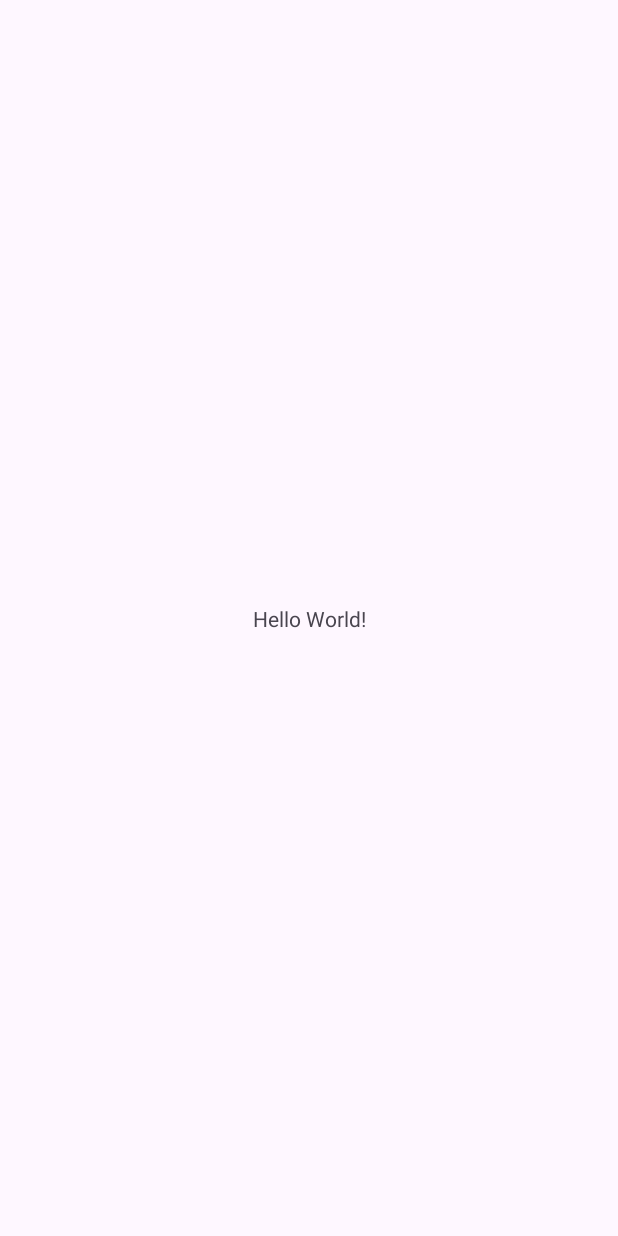
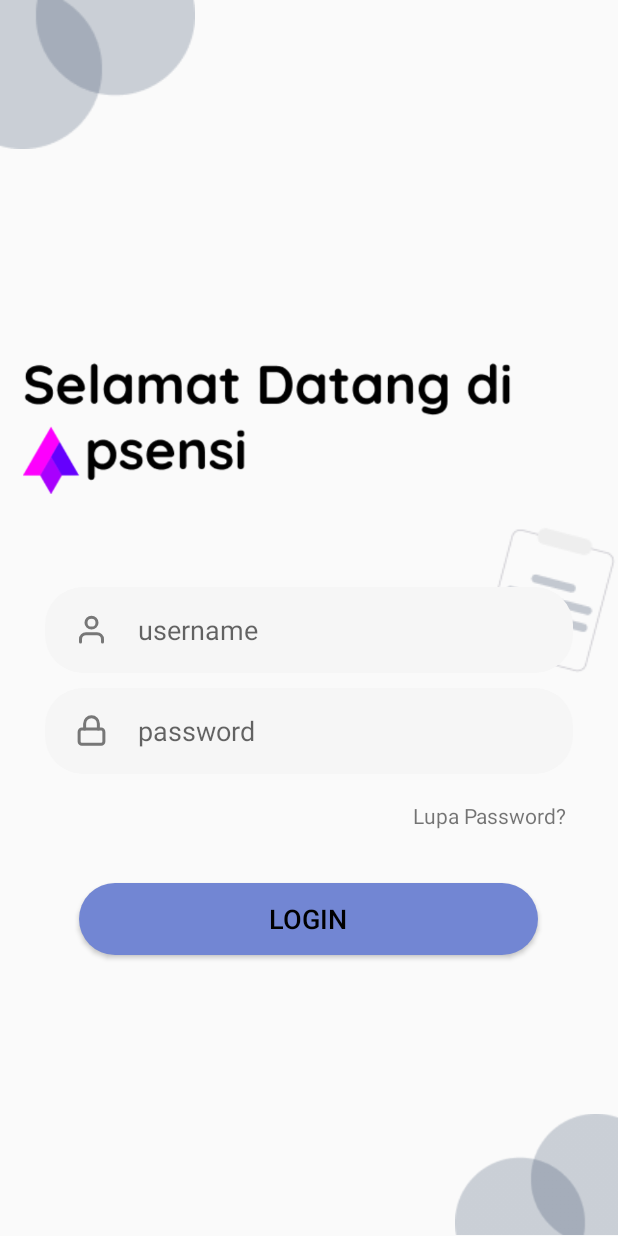
Before and after one commit to three-lab/apsensi-mobile, an Android app: the screen it shows after launch (MainActivity), on a phone screen of 412 x 824 dp. Before the commit the screen is almost empty. Run offline under Robolectric (Android 15) with nearby library versions, the phone set to English and light mode, and no system bars.

Commit message:
add :designLogin

```diff
--- a/app/src/main/java/com/threelab/apsensi/MainActivity.kt
+++ b/app/src/main/java/com/threelab/apsensi/MainActivity.kt
@@ -7,5 +7,6 @@
     override fun onCreate(savedInstanceState: Bundle?) {
         super.onCreate(savedInstanceState)
         setContentView(R.layout.activity_main)
+        supportActionBar?.hide()
     }
 }
--- /dev/null
+++ b/app/src/main/res/drawable/button_shape.xml
@@ -0,0 +1,7 @@
+<?xml version="1.0" encoding="utf-8"?>
+<shape xmlns:android="http://schemas.android.com/apk/res/android">
+
+    <solid android:color="@color/primaryColor"/>
+    <corners android:radius="25dp"/>
+
+</shape>
--- /dev/null
+++ b/app/src/main/res/drawable/lock.xml
@@ -0,0 +1,20 @@
+<vector xmlns:android="http://schemas.android.com/apk/res/android"
+    android:width="22dp"
+    android:height="22dp"
+    android:viewportWidth="22"
+    android:viewportHeight="22">
+  <path
+      android:pathData="M17.417,10.083H4.583C3.571,10.083 2.75,10.904 2.75,11.917V18.333C2.75,19.346 3.571,20.167 4.583,20.167H17.417C18.429,20.167 19.25,19.346 19.25,18.333V11.917C19.25,10.904 18.429,10.083 17.417,10.083Z"
+      android:strokeLineJoin="round"
+      android:strokeWidth="2"
+      android:fillColor="#00000000"
+      android:strokeColor="#777777"
+      android:strokeLineCap="round"/>
+  <path
+      android:pathData="M6.417,10.083V6.417C6.417,5.201 6.9,4.035 7.759,3.176C8.619,2.316 9.784,1.833 11,1.833C12.215,1.833 13.381,2.316 14.241,3.176C15.1,4.035 15.583,5.201 15.583,6.417V10.083"
+      android:strokeLineJoin="round"
+      android:strokeWidth="2"
+      android:fillColor="#00000000"
+      android:strokeColor="#777777"
+      android:strokeLineCap="round"/>
+</vector>
--- /dev/null
+++ b/app/src/main/res/drawable/user.xml
@@ -0,0 +1,20 @@
+<vector xmlns:android="http://schemas.android.com/apk/res/android"
+    android:width="22dp"
+    android:height="22dp"
+    android:viewportWidth="22"
+    android:viewportHeight="22">
+  <path
+      android:pathData="M18.333,19.25V17.417C18.333,16.444 17.947,15.512 17.259,14.824C16.572,14.136 15.639,13.75 14.667,13.75H7.333C6.361,13.75 5.428,14.136 4.741,14.824C4.053,15.512 3.667,16.444 3.667,17.417V19.25"
+      android:strokeLineJoin="round"
+      android:strokeWidth="2"
+      android:fillColor="#00000000"
+      android:strokeColor="#777777"
+      android:strokeLineCap="round"/>
+  <path
+      android:pathData="M11,10.083C13.025,10.083 14.667,8.442 14.667,6.417C14.667,4.392 13.025,2.75 11,2.75C8.975,2.75 7.333,4.392 7.333,6.417C7.333,8.442 8.975,10.083 11,10.083Z"
+      android:strokeLineJoin="round"
+      android:strokeWidth="2"
+      android:fillColor="#00000000"
+      android:strokeColor="#777777"
+      android:strokeLineCap="round"/>
+</vector>
--- a/app/src/main/res/layout/activity_main.xml
+++ b/app/src/main/res/layout/activity_main.xml
@@ -1,18 +1,104 @@
 <?xml version="1.0" encoding="utf-8"?>
-<androidx.constraintlayout.widget.ConstraintLayout xmlns:android="http://schemas.android.com/apk/res/android"
+<RelativeLayout xmlns:android="http://schemas.android.com/apk/res/android"
     xmlns:app="http://schemas.android.com/apk/res-auto"
     xmlns:tools="http://schemas.android.com/tools"
     android:layout_width="match_parent"
     android:layout_height="match_parent"
-    tools:context=".MainActivity">
+    tools:context=".MainActivity"
+    android:backgroundTint="@color/background">
+    >
 
-    <TextView
+    <ImageView
         android:layout_width="wrap_content"
         android:layout_height="wrap_content"
-        android:text="Hello World!"
-        app:layout_constraintBottom_toBottomOf="parent"
-        app:layout_constraintEnd_toEndOf="parent"
-        app:layout_constraintStart_toStartOf="parent"
-        app:layout_constraintTop_toTopOf="parent" />
+        android:src="@drawable/gambar1"
+        android:layout_alignParentTop="true"
+        android:layout_alignParentLeft="true"
+        android:id="@+id/img1"
+        />
 
-</androidx.constraintlayout.widget.ConstraintLayout>
+    <ImageView
+        android:id="@+id/img2"
+        android:layout_width="327dp"
+        android:layout_height="129dp"
+        android:layout_below="@+id/img1"
+        android:layout_alignParentRight="true"
+        android:layout_marginLeft="15dp"
+        android:layout_marginTop="117dp"
+        android:layout_marginRight="69dp"
+        android:src="@drawable/gambar2" />
+
+    <ImageView
+        android:layout_width="wrap_content"
+        android:layout_height="wrap_content"
+        android:src="@drawable/gambar3"
+        android:layout_below="@id/img2"
+        android:layout_alignParentRight="true"
+        />
+
+    <LinearLayout
+        android:layout_width="match_parent"
+        android:layout_height="wrap_content"
+        android:orientation="vertical"
+        android:layout_below="@id/img2"
+        android:padding="30dp"
+        android:id="@+id/ly_1" >
+
+        <EditText
+            android:id="@+id/edit_username"
+            android:layout_width="match_parent"
+            android:layout_height="57dp"
+            android:layout_marginTop="15dp"
+            android:background="@drawable/button_shape"
+            android:backgroundTint="@color/backgroundInt"
+            android:hint="username"
+            android:drawableStart="@drawable/user"
+            android:drawablePadding="20dp"
+            android:paddingLeft="20dp" />
+
+        <EditText
+            android:layout_width="match_parent"
+            android:layout_height="57dp"
+            android:background="@drawable/button_shape"
+            android:layout_marginTop="10dp"
+            android:hint="password"
+            android:paddingLeft="20dp"
+            android:drawableStart="@drawable/lock"
+            android:drawablePadding="20dp"
+            android:backgroundTint="@color/backgroundInt"
+            android:id="@+id/edit_password"/>
+
+        <TextView
+            android:layout_width="wrap_content"
+            android:layout_height="wrap_content"
+            android:layout_below="@+id/edit_password"
+            android:text="Lupa Password?"
+            android:layout_marginTop="18dp"
+            android:layout_marginLeft="245dp"
+            />
+    </LinearLayout>
+
+    <Button
+        android:id="@+id/btn_1"
+        android:layout_width="wrap_content"
+        android:layout_height="wrap_content"
+        android:layout_below="@id/ly_1"
+        android:layout_centerHorizontal="true"
+        android:layout_marginTop="5dp"
+        android:width="306dp"
+        android:background="@drawable/button_shape"
+        android:text="Login"
+        android:textColor="@color/black"
+        android:textSize="18sp" />
+
+    <ImageView
+        android:layout_width="123dp"
+        android:layout_height="118dp"
+        android:layout_alignParentLeft="true"
+        android:layout_alignParentBottom="true"
+        android:layout_marginLeft="303dp"
+        android:layout_marginBottom="-18dp"
+        android:src="@drawable/gambar4" />
+
+
+</RelativeLayout>
--- a/app/src/main/res/values-night/themes.xml
+++ /dev/null
@@ -1,7 +0,0 @@
-<resources xmlns:tools="http://schemas.android.com/tools">
-    <!-- Base application theme. -->
-    <style name="Base.Theme.Apsensi" parent="Theme.Material3.DayNight.NoActionBar">
-        <!-- Customize your dark theme here. -->
-        <!-- <item name="colorPrimary">@color/my_dark_primary</item> -->
-    </style>
-</resources>
--- a/app/src/main/res/values/colors.xml
+++ b/app/src/main/res/values/colors.xml
@@ -2,4 +2,8 @@
 <resources>
     <color name="black">#FF000000</color>
     <color name="white">#FFFFFFFF</color>
+    <color name="primaryColor">#7286D3</color>
+    <color name="background">#FFFFFFFF</color>
+    <color name="backgroundInt">#F6F6F6</color>
+
 </resources>
--- /dev/null
+++ b/app/src/main/res/values/styles.xml
@@ -0,0 +1,12 @@
+<?xml version="1.0" encoding="utf-8"?>
+<resources>
+    <style name="Theme.Apsensi" parent="Theme.AppCompat.Light.DarkActionBar">
+        <item name="colorPrimary">@color/primaryColor</item>
+        <item name="colorAccent">@color/black</item>
+        <item name="colorOnPrimary">@color/background</item>
+        <item name="colorOutline">@color/backgroundInt</item>
+
+    </style>
+
+
+</resources>
--- a/app/src/main/res/values/themes.xml
+++ /dev/null
@@ -1,9 +0,0 @@
-<resources xmlns:tools="http://schemas.android.com/tools">
-    <!-- Base application theme. -->
-    <style name="Base.Theme.Apsensi" parent="Theme.Material3.DayNight.NoActionBar">
-        <!-- Customize your light theme here. -->
-        <!-- <item name="colorPrimary">@color/my_light_primary</item> -->
-    </style>
-
-    <style name="Theme.Apsensi" parent="Base.Theme.Apsensi" />
-</resources>
```
Also changed, not shown: app/src/main/res/drawable/gambar1.png (added), app/src/main/res/drawable/gambar2.png (added), app/src/main/res/drawable/gambar3.png (added), app/src/main/res/drawable/gambar4.png (added).
